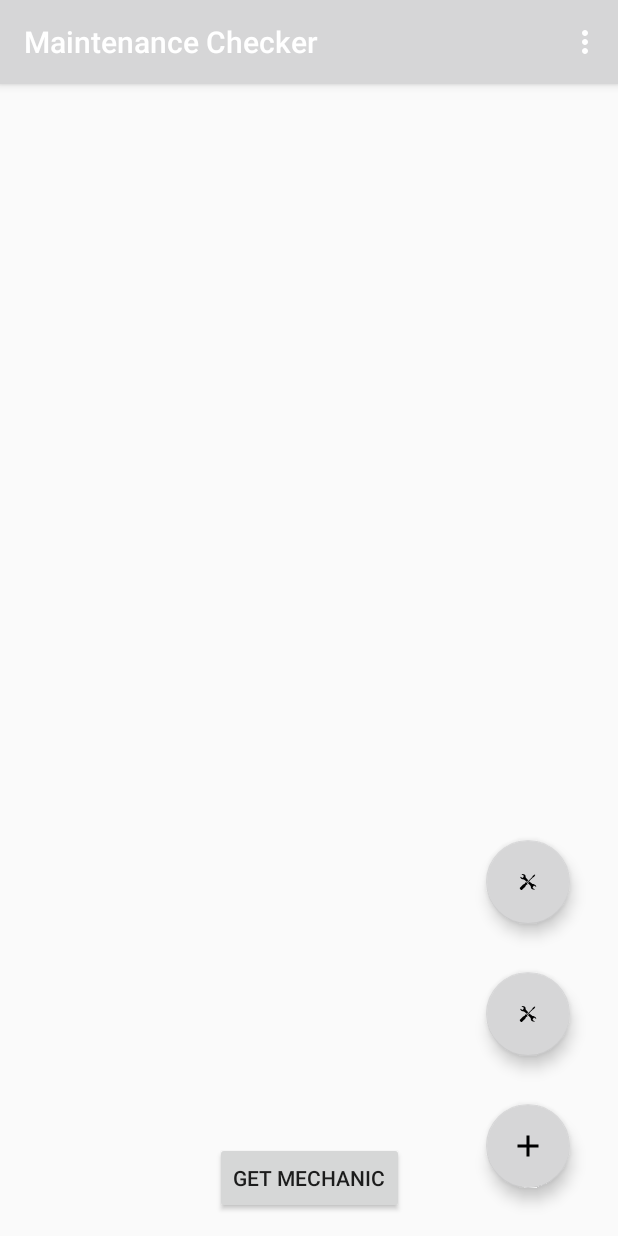
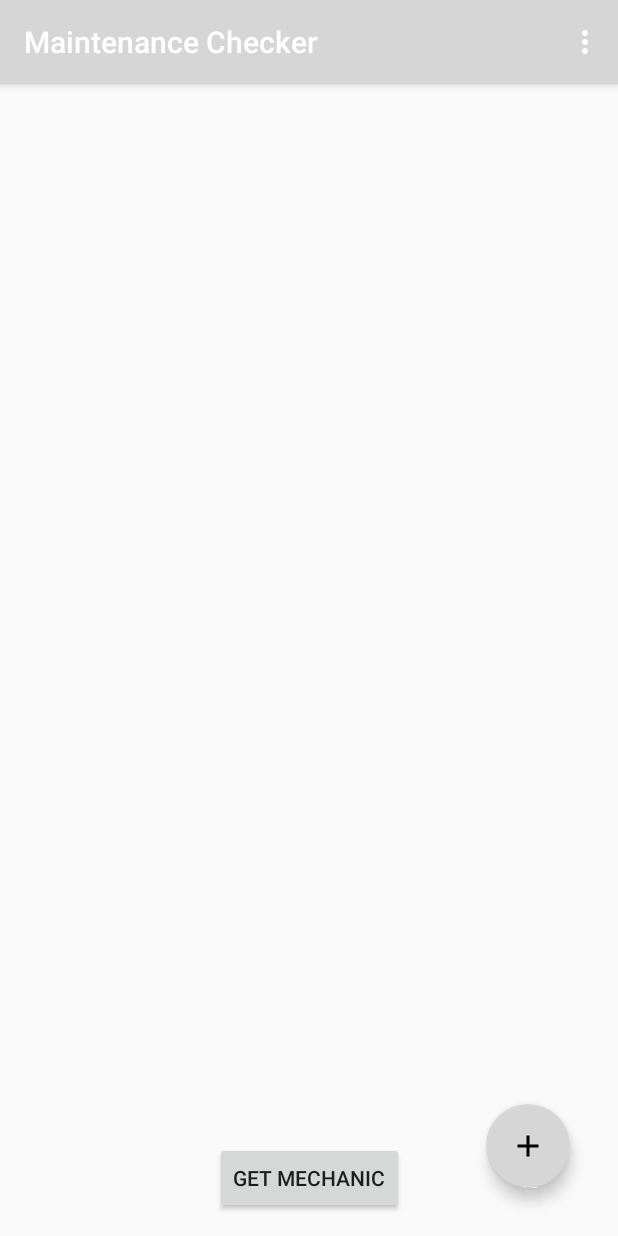
Before and after one commit to apreston26/maintaince-checker, an Android app: the MainActivity screen opened directly, with no data from a screen before it, on a phone screen of 412 x 824 dp. Run offline under Robolectric (Android 15) with nearby library versions, the phone set to English and light mode, and no system bars; our stand-ins replace Room's generated code, RxJava; libraries missing offline, so code that uses them is left out: org.apache.commons.

Commit message:
Fixed bug where on first launch the fab was expanded

```diff
--- a/app/src/main/java/edu/cnm/deepdive/maintaincechecker/controller/MainActivity.java
+++ b/app/src/main/java/edu/cnm/deepdive/maintaincechecker/controller/MainActivity.java
@@ -4,8 +4,6 @@ import android.content.Intent;
 import android.os.Bundle;
 import android.view.Menu;
 import android.view.MenuItem;
-import android.view.animation.Animation;
-import android.view.animation.AnimationUtils;
 import android.widget.TextView;
 import android.widget.Toast;
 import androidx.annotation.NonNull;
@@ -26,8 +24,6 @@ public class MainActivity extends AppCompatActivity {
   private FloatingActionButton addMaintenance;
   private TextView addMechanicText;
   private TextView addMaintenanceText;
-  private Animation fabOpen;
-  private Animation fabClose;
   private boolean isOpen;
 
   private GoogleSignInService signInService;
@@ -64,8 +60,6 @@ public class MainActivity extends AppCompatActivity {
     addMaintenance = findViewById(R.id.add_maintenance);
     addMechanicText = findViewById(R.id.add_mechanic_text);
     addMaintenanceText = findViewById(R.id.add_maintenance_text);
-    fabOpen = AnimationUtils.loadAnimation(MainActivity.this, R.anim.fab_open);
-    fabClose = AnimationUtils.loadAnimation(MainActivity.this, R.anim.fab_close);
     isOpen = false;
 
     fab.setOnClickListener(new View.OnClickListener() {
@@ -88,6 +82,8 @@ public class MainActivity extends AppCompatActivity {
     });
   }
 
+
+
   private void setupObservers() {
     MainViewModel viewModel = new ViewModelProvider(this).get(MainViewModel.class);
     getLifecycle().addObserver(viewModel);
--- /dev/null
+++ b/app/src/main/res/drawable/ic_maintenance.xml
@@ -0,0 +1,9 @@
+<vector android:height="23.4dp" android:viewportHeight="1248"
+    android:viewportWidth="1280" android:width="24dp" xmlns:android="http://schemas.android.com/apk/res/android">
+    <path android:fillColor="#000000"
+        android:pathData="M153.4,15.1c-4.1,8.3 -7.3,15.7 -7.1,16.3 0.3,0.7 36.6,21.8 80.8,47.1 44.2,25.2 81.7,46.7 83.3,47.8l2.9,2 -0.7,12.6c-1.8,33.1 -9,63 -21.2,87.4 -15.8,31.6 -40.9,58.7 -72.5,78.2 -4.9,3 -9.7,5.5 -10.8,5.5 -1,-0 -38.9,-21.2 -84.1,-47 -45.2,-25.9 -82.6,-47 -83.1,-47 -0.5,-0 -2.5,3.2 -4.4,7l-3.5,7 2.9,8.5c12.7,35.9 32.3,72 52.8,97.5 32.6,40.5 77.4,68.5 131.8,82.5 23.6,6 46.9,9.1 79,10.4 18.3,0.7 20.5,1 26.5,3.5 25.7,10.5 67.7,43.3 127.9,100 5.9,5.5 26.7,25.7 46.4,44.9l35.9,35 63.1,-63.1 63,-63.1 -37.4,-38.3c-68.1,-69.6 -100.3,-104.6 -128.4,-139.8 -23.3,-29.3 -35.4,-47.8 -39.3,-60.7 -1.7,-5.6 -2.2,-10.5 -2.6,-27.8 -1,-38.6 -4.8,-64.6 -13.2,-90.8 -25.1,-78 -92.3,-117.5 -216.2,-127.1 -34.1,-2.7 -48.6,-3.6 -56.4,-3.6l-7.8,-0 -7.6,15.1z" android:strokeColor="#00000000"/>
+    <path android:fillColor="#000000"
+        android:pathData="M1080,97c-43.2,30.3 -78.8,55.8 -79.2,56.8 -0.4,0.9 -3.7,13.6 -7.3,28.2 -3.6,14.6 -7.1,28.3 -7.6,30.5 -0.9,3.5 -28.7,31.6 -232.7,235.7 -127.4,127.5 -232.4,231.8 -233.2,231.8 -0.9,-0 -15.3,-8.6 -32,-19 -16.7,-10.5 -30.9,-19 -31.5,-19 -0.6,-0 -7.9,6.9 -16.3,15.3 -13.8,13.8 -15.2,15.6 -15.2,18.7 0,7.5 -3.1,23.6 -6.6,34.1 -3.7,11.2 -10.4,23.9 -17.6,33.7 -27.1,36.7 -79.3,66.4 -127.1,72.5l-9.7,1.2 -132.1,132 -132,132 0.4,4c5.2,41.8 24.4,78.9 57.5,110.6 31.2,30 65.2,46.7 104.7,51.6l4,0.4 132,-132 132,-132.1 1.2,-9.7c6.2,-48.5 35.9,-100.2 73.7,-128 9.1,-6.7 21.1,-12.8 32.8,-16.8 10.1,-3.4 26.3,-6.5 33.8,-6.5 3.2,-0 4.9,-1.4 18.9,-15.4 14.3,-14.3 15.4,-15.7 14.4,-17.8 -0.6,-1.3 -9.2,-15.3 -19.2,-31.3 -10,-15.9 -18.1,-29.6 -18.1,-30.5 0,-0.8 104.3,-105.8 231.8,-233.2 204.1,-204 232.2,-231.8 235.7,-232.7 2.2,-0.5 16.5,-4.1 31.9,-8 15.3,-3.8 28.2,-7.3 28.6,-7.8 1,-1.1 107.3,-153.2 109.1,-156.1 1.3,-2.1 0.5,-3.1 -21.6,-25.2 -12.6,-12.7 -23.4,-23 -24,-23 -0.5,-0 -36.3,24.8 -79.5,55z" android:strokeColor="#00000000"/>
+    <path android:fillColor="#000000"
+        android:pathData="M696.5,649l-63,63 28,28.2c119,120 170,178 188.5,214.9 6,11.8 6.8,16 7.4,39.4 1.2,48 8.1,83.6 21.7,112.4 17.3,36.7 48.9,64.8 92,81.9 40.2,16 105.5,26.1 168.4,26.2l12.1,-0 7.4,-15c6.5,-13.1 7.3,-15.2 6,-16.4 -0.8,-0.7 -37.3,-21.7 -81,-46.6 -43.7,-24.9 -80.8,-46.2 -82.4,-47.3l-2.9,-2 0.7,-12.6c4,-74.2 34.6,-128.4 93.2,-165.3 5.1,-3.2 10.2,-5.8 11.2,-5.8 1.1,-0 39,21.2 84.2,47 45.2,25.9 82.6,47 83.1,47 0.5,-0 2.5,-3.2 4.4,-7l3.5,-7 -2.9,-8.5c-12.7,-35.9 -32.2,-71.9 -52.8,-97.5 -32.6,-40.6 -77.1,-68.4 -131.8,-82.5 -23.5,-6 -46.9,-9.1 -79,-10.4 -18.9,-0.8 -20.4,-1 -27.7,-3.8 -20.8,-8.2 -52.2,-31.5 -96.9,-71.9 -21.8,-19.8 -35.1,-32.6 -83.6,-80.1 -24.2,-23.8 -44.3,-43.3 -44.5,-43.3 -0.2,-0 -28.7,28.3 -63.3,63z" android:strokeColor="#00000000"/>
+</vector>
--- a/app/src/main/res/layout/activity_main.xml
+++ b/app/src/main/res/layout/activity_main.xml
@@ -22,19 +22,21 @@
     android:id="@+id/add_maintenance"
     android:layout_width="wrap_content"
     android:layout_height="wrap_content"
-    app:srcCompat="@drawable/ic_logo"
+    app:srcCompat="@drawable/ic_maintenance"
     app:layout_constraintBottom_toTopOf="@id/fab"
     app:layout_constraintEnd_toEndOf="parent"
+    android:visibility="invisible"
     android:layout_margin="32dp"/>
 
   <com.google.android.material.floatingactionbutton.FloatingActionButton
     android:id="@+id/add_mechanic"
     android:layout_width="wrap_content"
     android:layout_height="wrap_content"
-    app:srcCompat="@drawable/ic_logo"
+    app:srcCompat="@drawable/ic_mechanic"
     android:layout_gravity="bottom|end"
     app:layout_constraintBottom_toTopOf="@id/add_maintenance"
     app:layout_constraintEnd_toEndOf="parent"
+    android:visibility="invisible"
     android:layout_margin="32dp"/>
 
   <TextView
@@ -46,6 +48,7 @@
     app:layout_constraintTop_toTopOf="@id/add_maintenance"
     android:layout_margin="64sp"
     android:padding="@dimen/basic_margin"
+    android:visibility="invisible"
     android:text="@string/add_maintenance_text"/>
 
   <TextView
@@ -57,6 +60,7 @@
     app:layout_constraintTop_toTopOf="@id/add_mechanic"
     android:layout_margin="64sp"
     android:padding="@dimen/basic_margin"
+    android:visibility="invisible"
     android:text="@string/add_mechanic_text"/>
 
   <include layout="@layout/content_main"/>
--- a/app/src/main/res/layout/fragment_maintenace.xml
+++ b/app/src/main/res/layout/fragment_maintenace.xml
@@ -31,5 +31,4 @@
     android:text="@string/mechanic_button"
     app:layout_constraintVertical_bias="0.98"/>
 
-
 </androidx.constraintlayout.widget.ConstraintLayout>
```
